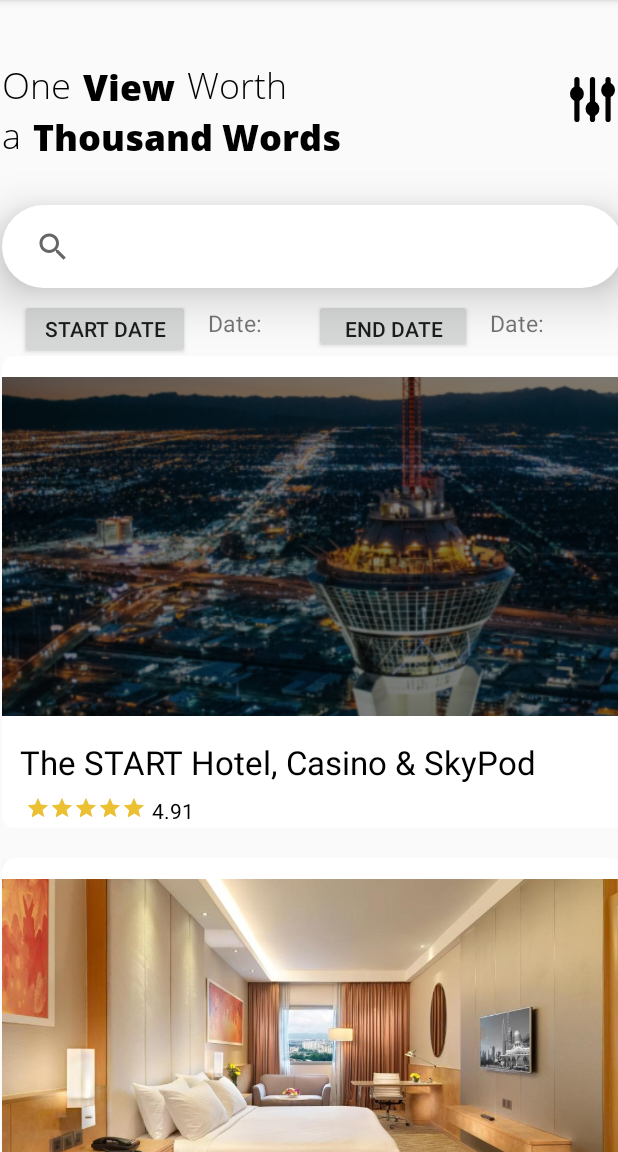
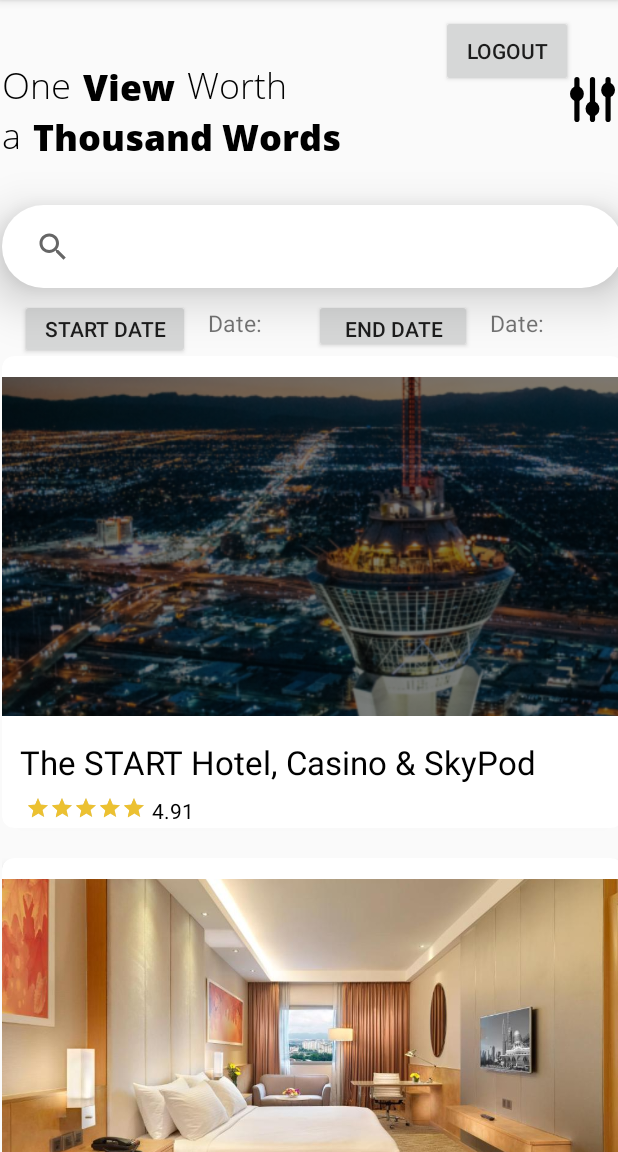
Before and after one commit to Zshui58/HotelBooking, an Android app: the screen it shows after launch once a user with an empty profile is signed in (MainActivity), on a phone screen of 412 x 824 dp, the part 84-1236 px from its top. Run offline under Robolectric (Android 15) with nearby library versions, the phone set to English and light mode, and no system bars; our stand-ins replace Firebase (no records; nobody signed in at launch, a user with empty details on screens opened directly).

Commit message:
add logout button

```diff
--- a/app/src/main/java/my/edu/utar/hotelbooking/MainActivity.java
+++ b/app/src/main/java/my/edu/utar/hotelbooking/MainActivity.java
@@ -7,11 +7,16 @@ import android.view.View;
 import android.widget.Button;
 import android.widget.DatePicker;
 import android.widget.TextView;
+import android.widget.Toast;
 
 import androidx.appcompat.app.AppCompatActivity;
 import androidx.cardview.widget.CardView;
 import androidx.recyclerview.widget.LinearLayoutManager;
 import androidx.recyclerview.widget.RecyclerView;
+
+import com.google.firebase.auth.FirebaseAuth;
+import com.google.firebase.auth.FirebaseUser;
+import com.google.firebase.database.FirebaseDatabase;
 
 import java.text.DateFormat;
 import java.util.ArrayList;
@@ -25,11 +30,34 @@ public class MainActivity extends AppCompatActivity implements DatePickerDialog.
     Button buttonEnd;
     RecyclerView recyclerView;
     HotelAdapter adapter;
+    FirebaseAuth auth;
+    Button btn;
+    FirebaseUser user;
 
     @Override
     protected void onCreate(Bundle savedInstanceState) {
         super.onCreate(savedInstanceState);
         setContentView(R.layout.activity_main);
+
+        auth = FirebaseAuth.getInstance();
+        btn = findViewById(R.id.logoutButton);
+        user = auth.getCurrentUser();
+        if(user == null){
+            Intent intent = new Intent(this,Login.class);
+            startActivity(intent);
+            finish();
+        }
+        btn.setOnClickListener(new View.OnClickListener() {
+            @Override
+            public void onClick(View view) {
+                Toast.makeText(MainActivity.this, "Hello", Toast.LENGTH_SHORT).show();
+                FirebaseAuth.getInstance().signOut();
+                Intent intent = new Intent(MainActivity.this,Login.class);
+                startActivity(intent);
+                finish();
+            }
+        });
+
 
         recyclerView = findViewById(R.id.recyclerView);
 
--- a/app/src/main/res/layout/activity_main.xml
+++ b/app/src/main/res/layout/activity_main.xml
@@ -5,6 +5,17 @@
     android:layout_width="match_parent"
     android:layout_height="match_parent"
     tools:context=".MainActivity">
+
+    <Button
+        android:id="@+id/logoutButton"
+        android:layout_width="wrap_content"
+        android:layout_height="wrap_content"
+        android:text="Logout"
+        android:layout_marginEnd="30dp"
+        android:layout_marginTop="10dp"
+        app:layout_constraintEnd_toEndOf="parent"
+        app:layout_constraintTop_toTopOf="parent" />
+
 
     <androidx.constraintlayout.widget.Guideline
         android:id="@+id/guideline"
```
